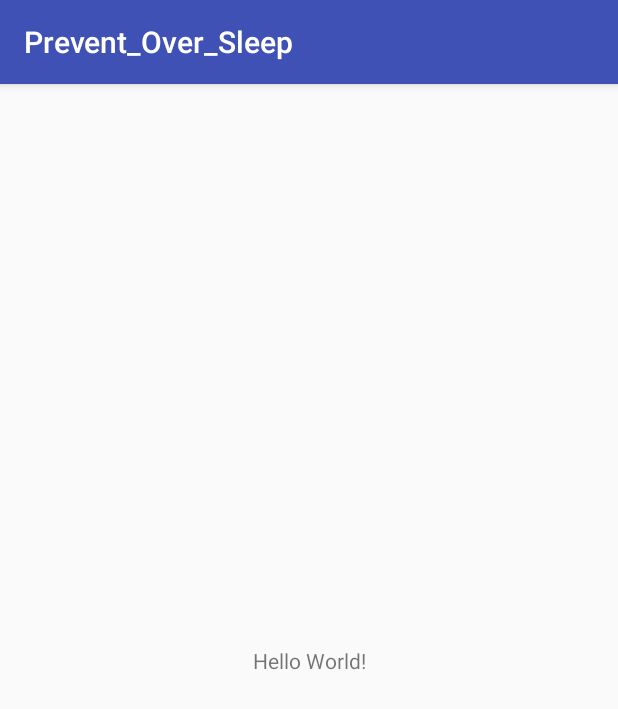
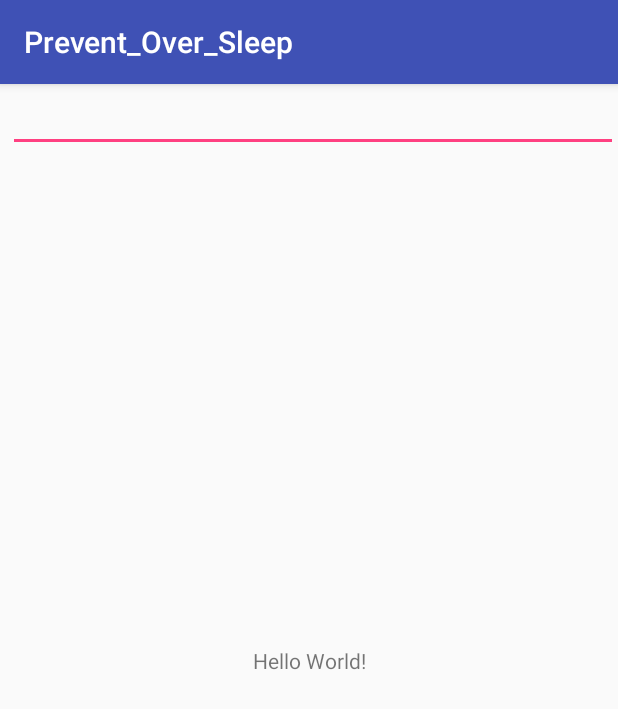
Before and after one commit to Shimakawa-Takaya/PreventingSnooze, an Android app: the screen it shows after launch (MainActivity), on a phone screen of 412 x 824 dp. Shown: the top 709 px of the screen. Run offline under Robolectric (Android 15) with nearby library versions, the phone set to English and light mode, and no system bars.

```diff
--- a/app/build.gradle
+++ b/app/build.gradle
@@ -27,4 +27,5 @@ dependencies {
     compile 'com.android.support:appcompat-v7:24.2.1'
     compile 'com.android.support.constraint:constraint-layout:1.0.2'
     testCompile 'junit:junit:4.12'
+    compile 'com.android.support:cardview-v7:25.3.1'
 }
--- a/app/src/main/AndroidManifest.xml
+++ b/app/src/main/AndroidManifest.xml
@@ -1,6 +1,9 @@
 <?xml version="1.0" encoding="utf-8"?>
 <manifest xmlns:android="http://schemas.android.com/apk/res/android"
     package="com.takaya_shimakawa.prevent_over_sleep">
+
+    <uses-permission android:name="android.permission.INTERNET" />
+    <uses-permission android:name="android.permission.ACCESS_NETWORK_STATE"/>
 
     <application
         android:allowBackup="true"
--- a/app/src/main/java/com/takaya_shimakawa/prevent_over_sleep/view/MainActivity.java
+++ b/app/src/main/java/com/takaya_shimakawa/prevent_over_sleep/view/MainActivity.java
@@ -2,6 +2,8 @@ package com.takaya_shimakawa.prevent_over_sleep.view;
 
 import android.support.v7.app.AppCompatActivity;
 import android.os.Bundle;
+import android.widget.ArrayAdapter;
+import android.widget.AutoCompleteTextView;
 
 import com.takaya_shimakawa.prevent_over_sleep.R;
 
@@ -11,5 +13,15 @@ public class MainActivity extends AppCompatActivity {
     protected void onCreate(Bundle savedInstanceState) {
         super.onCreate(savedInstanceState);
         setContentView(R.layout.activity_main);
+
+        AutoCompleteTextView textView = (AutoCompleteTextView) findViewById(R.id.autocomplete_station);
+        ArrayAdapter<String> adapter = new ArrayAdapter<String>(this, R.layout.list_item, STATIONS);
+        textView.setAdapter(adapter);
     }
+
+
+
+    static final String[] STATIONS = new String[]{
+            "A","B","c","d"
+    };
 }
--- a/app/src/main/res/layout/activity_main.xml
+++ b/app/src/main/res/layout/activity_main.xml
@@ -15,4 +15,10 @@
         app:layout_constraintRight_toRightOf="parent"
         app:layout_constraintTop_toTopOf="parent" />
 
+    <AutoCompleteTextView
+        android:id="@+id/autocomplete_station"
+        android:layout_width="fill_parent"
+        android:layout_height="wrap_content"
+        android:layout_marginLeft="5dp"/>
+
 </android.support.constraint.ConstraintLayout>
```
Also changed, not shown: app/src/main/res/layout/list_item.xml (added, +8 -0 lines).
